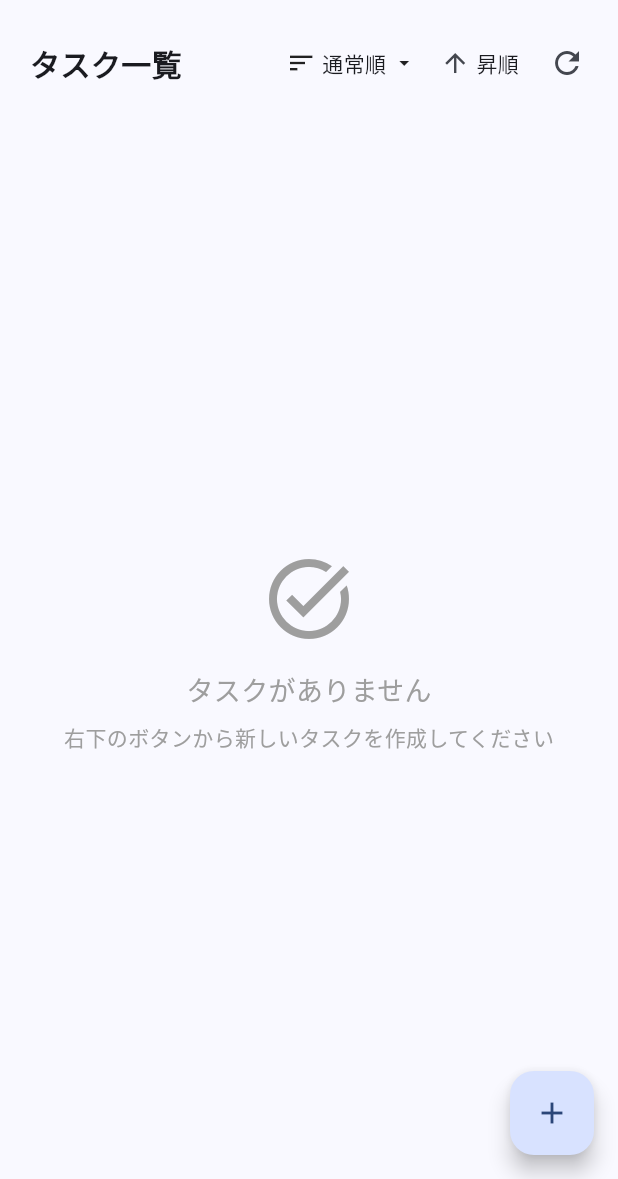
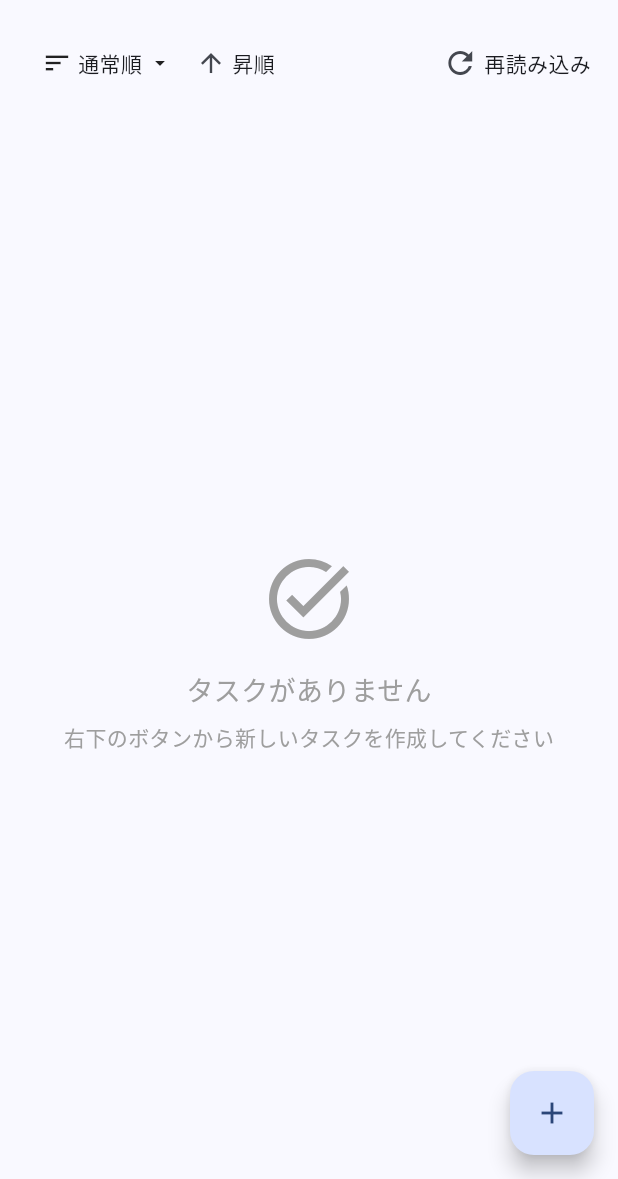
Before and after one commit to tajimashjc/todo_app, a Flutter app: the TaskListScreen screen opened directly, after a tap on "通常順", after a tap on "降順", on a phone screen of 412 x 824 dp, the part 57-1236 px from its top. Run offline on Flutter 3.47's test engine with Material 3 defaults, Android fonts, the phone set to English and light mode, and no system bars; our stand-ins replace firebase_auth, firebase_core, flutter_dotenv, flutter_riverpod, go_router, shared_preferences; accounts and stored records are empty; generated files the repository leaves out were written again; network calls fail.

Commit message:
25.10.07 タスク一覧ヘッダーのボタン群のレイアウトを微修正

```diff
--- a/lib/features/tasks/presentation/screens/task_list_screen.dart
+++ b/lib/features/tasks/presentation/screens/task_list_screen.dart
@@ -22,7 +22,6 @@ class _TaskListScreenState extends ConsumerState<TaskListScreen> {
   static const double _appBarTitleSize = 16.0;
   static const double _iconSize = 20.0;
   static const double _checkIconSize = 16.0;
-  static const double _headerTitleSize = 20.0;
   static const double _emptyStateIconSize = 64.0;
   static const double _horizontalPadding = 20.0;
   static const double _verticalSpacing = 16.0;
@@ -190,16 +189,9 @@ class _TaskListScreenState extends ConsumerState<TaskListScreen> {
     return Row(
       children: [
         const SizedBox(width: _horizontalPadding),
-        const Text(
-          'タスク一覧',
-          style: TextStyle(
-            fontSize: _headerTitleSize,
-            fontWeight: FontWeight.bold,
-          ),
-        ),
-        const Spacer(),
         _buildSortMenu(currentSortType),
         _buildSortOrderButton(isAscending),
+        const Spacer(),
         _buildRefreshButton(),
         const SizedBox(width: _endPadding),
       ],
@@ -281,7 +273,14 @@ class _TaskListScreenState extends ConsumerState<TaskListScreen> {
       onPressed: () {
         ref.read(taskListViewModelProvider.notifier).loadTasks();
       },
-      icon: const Icon(Icons.refresh),
+      icon:
+      Row(
+        children: [
+          const Icon(Icons.refresh),
+          const SizedBox(width: 4),
+          const Text('再読み込み'),
+        ],
+      ),
       tooltip: 'タスク一覧の更新',
     );
   }
```
